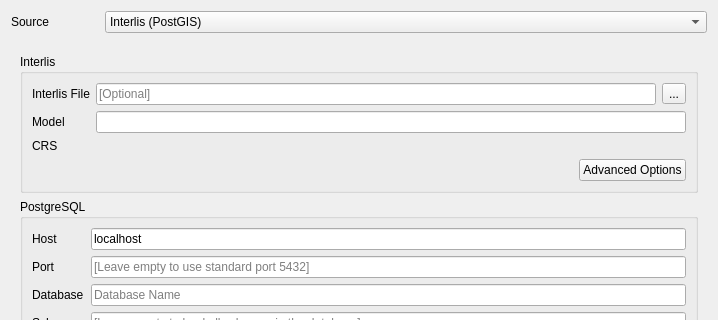
opengisch/QgisModelBaker, file projectgenerator/ui/generate_project.ui: the form before one commit; both pictures show x 0 to 718 and y 0 to 320 of the 718 by 670 pixel window.
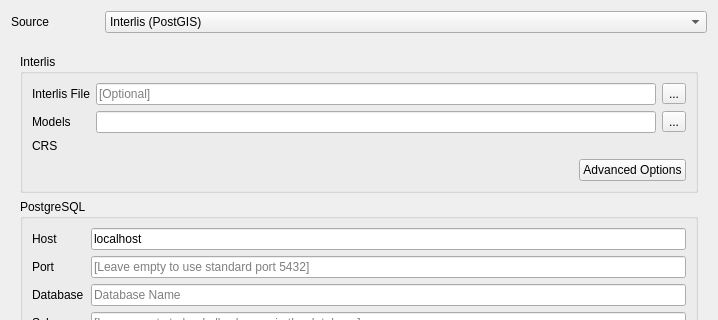
The form after the commit. Custom widgets are drawn as their Qt base class.

Commit message: Support selection of multiple models in Generate/Import/Export dialogs

Patch:
```diff
--- a/projectgenerator/ui/generate_project.ui
+++ b/projectgenerator/ui/generate_project.ui
@@ -215,16 +215,6 @@
             </property>
            </spacer>
           </item>
-          <item row="1" column="0">
-           <widget class="QLabel" name="label_7">
-            <property name="text">
-             <string>Model</string>
-            </property>
-           </widget>
-          </item>
-          <item row="1" column="1" colspan="3">
-           <widget class="QLineEdit" name="ili_models_line_edit"/>
-          </item>
           <item row="0" column="0">
            <widget class="QLabel" name="label">
             <property name="text">
@@ -246,6 +236,26 @@
             </property>
            </widget>
           </item>
+          <item row="2" column="3">
+           <widget class="QToolButton" name="multiple_models_button">
+            <property name="toolTip">
+             <string>Select multiple Interlis models</string>
+            </property>
+            <property name="text">
+             <string>...</string>
+            </property>
+           </widget>
+          </item>
+          <item row="2" column="1" colspan="2">
+           <widget class="QLineEdit" name="ili_models_line_edit"/>
+          </item>
+          <item row="2" column="0">
+           <widget class="QLabel" name="label_7">
+            <property name="text">
+             <string>Models</string>
+            </property>
+           </widget>
+          </item>
          </layout>
         </widget>
        </item>
```
Left out of the diff: 11 changed lines with no effect on the pictures. The commit also changes 7 other files.
